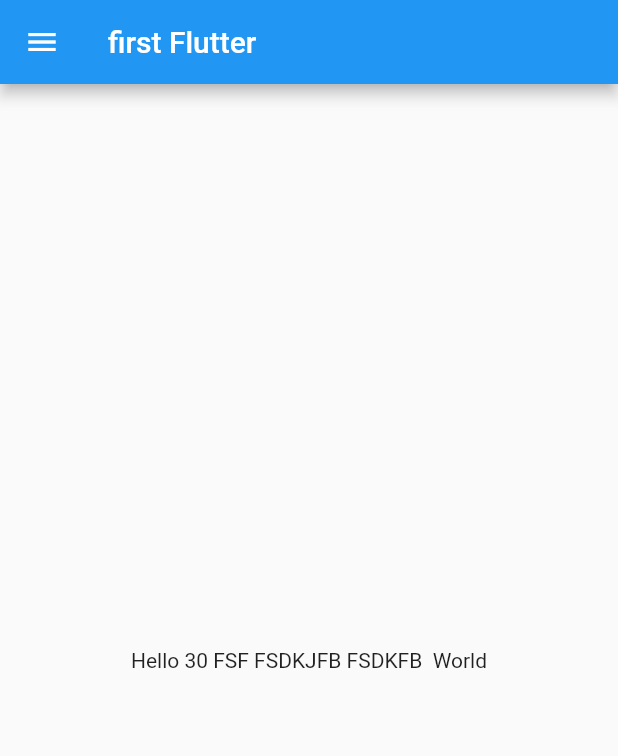
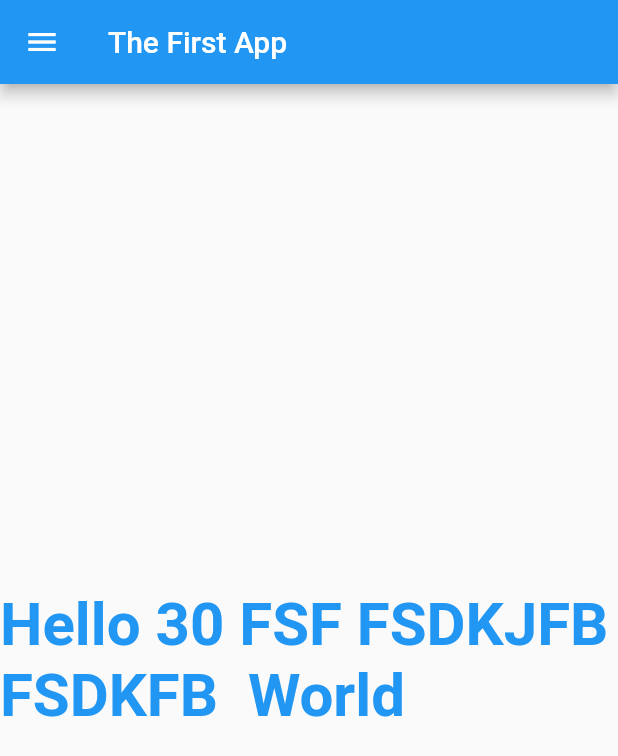
Before and after one commit to megh16123/flutter, a Flutter app: the screen it shows after launch, on a phone screen of 412 x 824 dp. Shown: the top 756 px of the screen. Run offline on Flutter 3.47's test engine with Material 2 defaults, Android fonts, the phone set to English and light mode, and no system bars.

Commit message:
Text Formatting theme building routing

```diff
--- a/lib/main.dart
+++ b/lib/main.dart
@@ -1,5 +1,5 @@
 import 'package:flutter/material.dart';
-import 'package:flutter_application_1/homepage.dart';
+import 'package:flutter_application_1/pages/homepage.dart';
 
 void main(){
   runApp(MyApp());
@@ -12,7 +12,13 @@ class MyApp extends StatelessWidget {
   Widget build(BuildContext context) {
 
     return MaterialApp(
-      home: HomePage(),
+      themeMode: ThemeMode.light,
+      darkTheme: ThemeData(
+        brightness: Brightness.dark,
+      ),
+     routes: {
+       "/":(context) => HomePage(),
+     },
     );
   }
 }
--- a/lib/homepage.dart
+++ b/lib/pages/homepage.dart
@@ -9,12 +9,22 @@ class HomePage extends StatelessWidget {
     String name = 'fsf fsdkjfb fsdkfb';
     return Scaffold(
         appBar: AppBar(
-          title: Text("first Flutter"),
+          title: Text("The First App"),
         ),
         body: Center(
-          child: Text("Hello $day ${name.toUpperCase()}  World")),
+          child: Text("Hello $day ${name.toUpperCase()}  World",
+          style: TextStyle(
+            fontSize: 40,
+            fontWeight: FontWeight.bold,
+            color: Colors.blue,
+
+          ),
+          textAlign: TextAlign.left,
+          )),
+
       drawer: Drawer(),
-      );
+
+  );
 
   }
 }
```
Also changed, not shown: lib/pages/loginpage.dart (added, +13 -0 lines).
